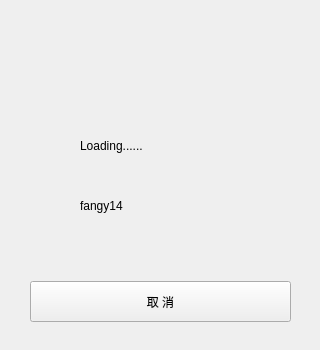
This is form/loadingui.ui in yexithu/TUNet-pc as Qt 5 draws it before an edit. The edited form follows.
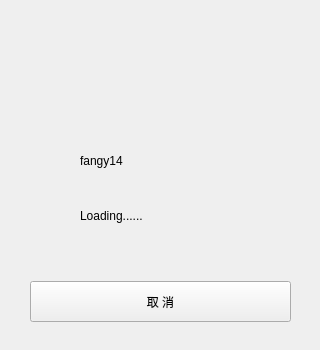
This is the edited form. Icons and pictures are not drawn.

Patch:
```diff
--- a/form/loadingui.ui
+++ b/form/loadingui.ui
@@ -42,9 +42,9 @@
    <property name="geometry">
     <rect>
      <x>80</x>
-     <y>170</y>
+     <y>150</y>
      <width>151</width>
-     <height>71</height>
+     <height>21</height>
     </rect>
    </property>
    <property name="text">
@@ -71,9 +71,9 @@
    <property name="geometry">
     <rect>
      <x>80</x>
-     <y>130</y>
+     <y>190</y>
      <width>151</width>
-     <height>31</height>
+     <height>51</height>
     </rect>
    </property>
    <property name="text">
```
